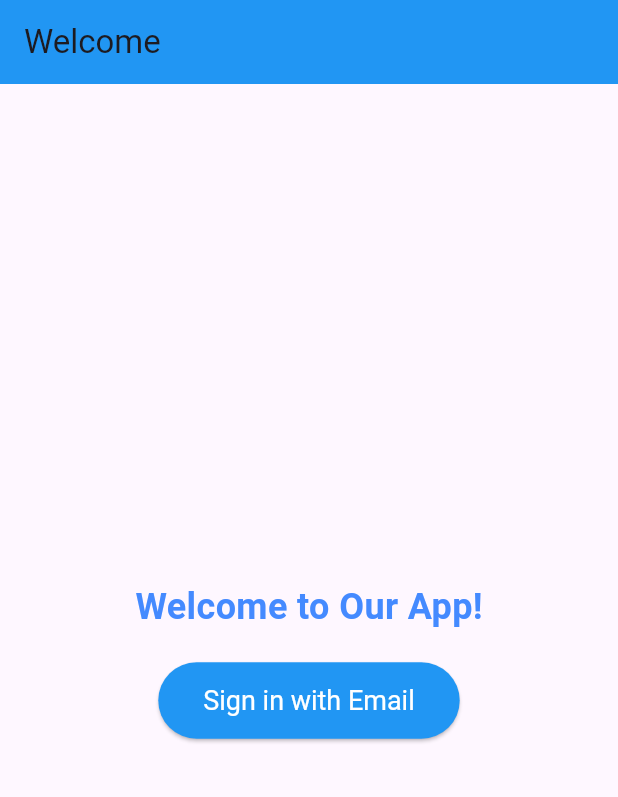
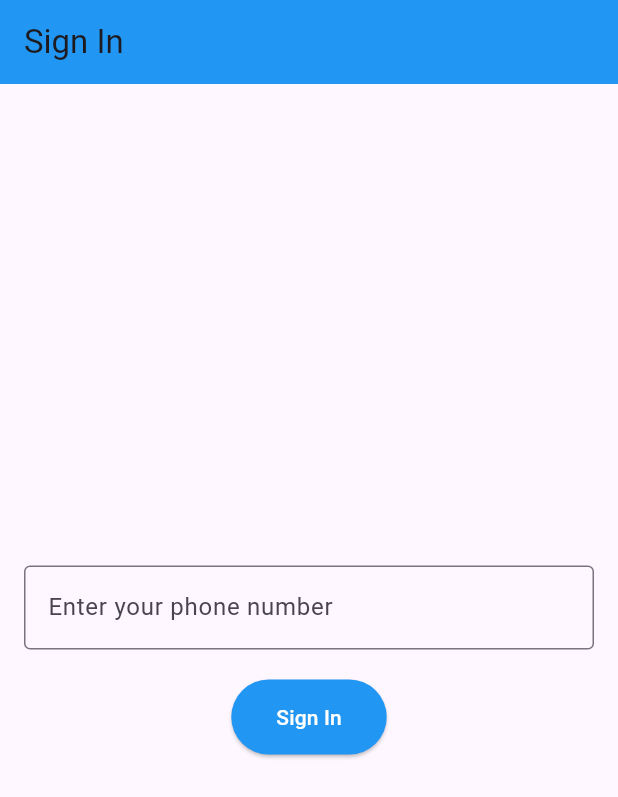
Before and after one commit to khush1yaaar/learn-flutter-with-me, a Flutter app: the screen it shows after launch, on a phone screen of 412 x 824 dp. Shown: the top 797 px of the screen. Run offline on Flutter 3.47's test engine with Material 3 defaults, Android fonts, the light colour scheme and no system bars; our stand-ins replace connectivity_plus, email_validator, firebase_core, flutter_bloc, flutter_riverpod, riverpod; accounts and stored records are empty.

Commit message:
installed flutterfire cli

```diff
--- a/lib/BLoC/PhoneAuth(Ep-4)/sign_in_screen.dart
+++ b/lib/BLoC/PhoneAuth(Ep-4)/sign_in_screen.dart
@@ -0,0 +1,59 @@
+import 'package:flutter/material.dart';
+import 'package:socials/BLoC/PhoneAuth(Ep-4)/otp_screen.dart';
+
+class SignInScreen extends StatefulWidget {
+  const SignInScreen({super.key});
+
+  @override
+  State<SignInScreen> createState() => _SignInScreenState();
+}
+
+class _SignInScreenState extends State<SignInScreen> {
+  final TextEditingController _phoneController = TextEditingController();
+
+  @override
+  Widget build(BuildContext context) {
+    return Scaffold(
+      appBar: AppBar(
+        title: const Text('Sign In'),
+        backgroundColor: Colors.blue, // Blue color for AppBar
+      ),
+      body: Padding(
+        padding: const EdgeInsets.all(16.0),
+        child: Column(
+          mainAxisAlignment: MainAxisAlignment.center,
+          children: [
+            TextField(
+              controller: _phoneController,
+              decoration: const InputDecoration(
+                labelText: 'Enter your phone number',
+                border: OutlineInputBorder(),
+              ),
+              keyboardType: TextInputType.phone, // Changed to phone input type
+            ),
+            const SizedBox(height: 20), // Space between text field and button
+            ElevatedButton(
+              onPressed: () {
+                // Action for the button
+                // String phoneNumber = _phoneController.text;
+                // ScaffoldMessenger.of(context).showSnackBar(
+                //   SnackBar(content: Text('Phone number entered: $phoneNumber')),
+                // );
+                Navigator.push(
+                  context,
+                  MaterialPageRoute(builder: (context) => const OTPScreen())
+                );
+              },
+              style: ElevatedButton.styleFrom(
+                backgroundColor: Colors.blue, // Blue color for the button
+                padding:
+                    const EdgeInsets.symmetric(horizontal: 30, vertical: 15),
+              ),
+              child: const Text('Sign In', style: TextStyle(color: Colors.white),),
+            ),
+          ],
+        ),
+      ),
+    );
+  }
+}
--- a/lib/main.dart
+++ b/lib/main.dart
@@ -4,6 +4,7 @@ import 'package:flutter/material.dart';
 // ignore: depend_on_referenced_packages
 import 'package:flutter_riverpod/flutter_riverpod.dart';
 import 'package:socials/BLoC/FormValidation(Ep-3)/welcome_screen.dart';
+import 'package:socials/BLoC/PhoneAuth(Ep-4)/sign_in_screen.dart';
 // import 'package:socials/Cubit/InternetConnectivity(Ep-2)/home_screen.dart';
 // import 'package:socials/Cubit/InternetConnectivity(Ep-2)/internet_cubit.dart';
 import 'package:socials/StateManagement/notifier_provider.dart';
@@ -11,6 +12,8 @@ import 'package:socials/StateManagement/notifier_provider.dart';
 import 'package:socials/StateManagement/state_notifier.dart';
 // import 'package:socials/Theme/theme_screen.dart';
 // import 'package:socials/Theme/themes.dart';
+import 'package:firebase_core/firebase_core.dart';
+import 'firebase_options.dart';
 
 // void main() {
 //   runApp(ProviderScope(child: const MyApp()));
@@ -144,9 +147,33 @@ final numbersChangeNotifierProvider =
 //     );
 //   }
 // }
+//-------------------------------------------------------------------- BLOC FORM VALIDATION (EP-3) --------------------------------------------------------------
+// void main() {
+//   runApp(MyApp());
+// }
 
-void main() {
-  runApp(MyApp());
+// class MyApp extends StatefulWidget {
+//   const MyApp({super.key});
+
+//   @override
+//   State<MyApp> createState() => _MyAppState();
+// }
+
+// class _MyAppState extends State<MyApp> {
+//   @override
+//   Widget build(BuildContext context) {
+//     return const MaterialApp(
+//       debugShowCheckedModeBanner: false,
+//       home: WelcomeScreen(),
+//     );
+//   }
+// }
+//---------------------------------------------------------------- BLOC PHONE AUTH (EP-4)-------------------------------------------------------------
+void main() async {
+  await Firebase.initializeApp(
+    options: DefaultFirebaseOptions.currentPlatform,
+  );
+  runApp(const MyApp());
 }
 
 class MyApp extends StatefulWidget {
@@ -161,7 +188,7 @@ class _MyAppState extends State<MyApp> {
   Widget build(BuildContext context) {
     return const MaterialApp(
       debugShowCheckedModeBanner: false,
-      home: WelcomeScreen(),
+      home: SignInScreen(),
     );
   }
 }
```
Also changed, not shown: lib/BLoC/PhoneAuth(Ep-4)/home_screen.dart (added, +15 -0 lines), lib/BLoC/PhoneAuth(Ep-4)/otp_screen.dart (added, +54 -0 lines), firebase.json (added), lib/firebase_options.dart (added), 3 other files.
